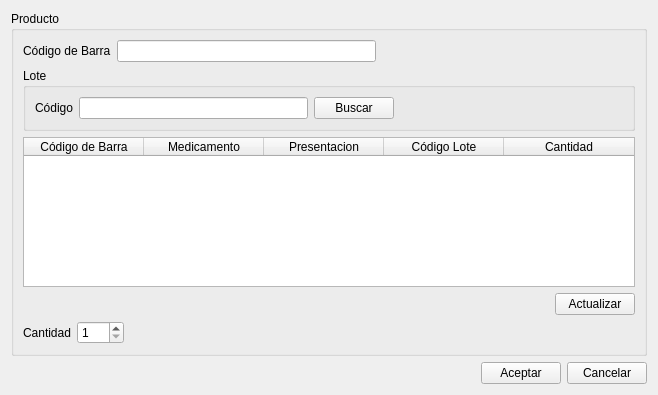
Above: ventanas/vtnAjusteNegativoStock.ui from leaLuque/FarmaciaCrisol before the change. Below: the same form after it.
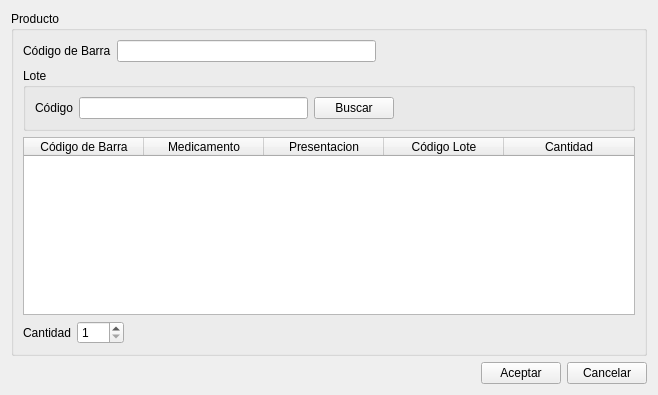
That is the form after the change.

Diff of the .ui file:
```diff
--- a/ventanas/vtnAjusteNegativoStock.ui
+++ b/ventanas/vtnAjusteNegativoStock.ui
@@ -154,30 +154,6 @@
         </column>
        </widget>
       </item>
-      <item>
-       <layout class="QHBoxLayout" name="horizontalLayout_7">
-        <item>
-         <spacer name="horizontalSpacer_6">
-          <property name="orientation">
-           <enum>Qt::Horizontal</enum>
-          </property>
-          <property name="sizeHint" stdset="0">
-           <size>
-            <width>40</width>
-            <height>20</height>
-           </size>
-          </property>
-         </spacer>
-        </item>
-        <item>
-         <widget class="QPushButton" name="btnActualizar">
-          <property name="text">
-           <string>Actualizar</string>
-          </property>
-         </widget>
-        </item>
-       </layout>
-      </item>
       <item>
        <layout class="QHBoxLayout" name="horizontalLayout_8">
         <item>
```
Left out of the diff: 1 changed line with no effect on the pictures.
